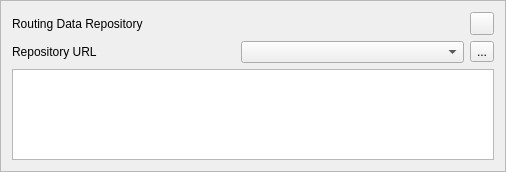
First picture: the form in kadasrouting/gui/datacataloguebottombar.ui, repository kadas-albireo/kadas-albireo2, before the edit.
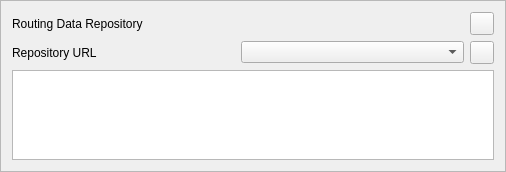
Second picture: the form after the edit. Icons and pictures are not drawn.

Commit message: Add reload icon for the tool.

What changed in the file:
```diff
--- a/kadasrouting/gui/datacataloguebottombar.ui
+++ b/kadasrouting/gui/datacataloguebottombar.ui
@@ -52,7 +52,7 @@
      <item>
       <widget class="QToolButton" name="refreshRepositoryButton">
        <property name="text">
-        <string>...</string>
+        <string/>
        </property>
       </widget>
      </item>
```
Left out of the diff: 2 changed lines with no effect on the pictures. The commit also changes 2 other files.
